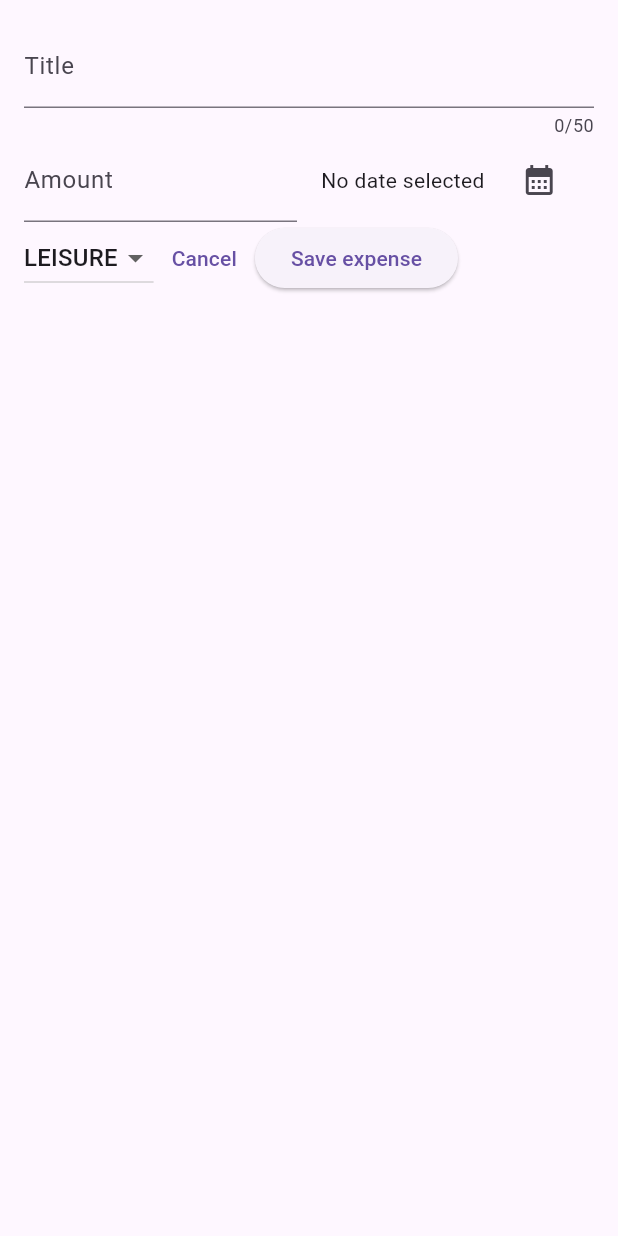
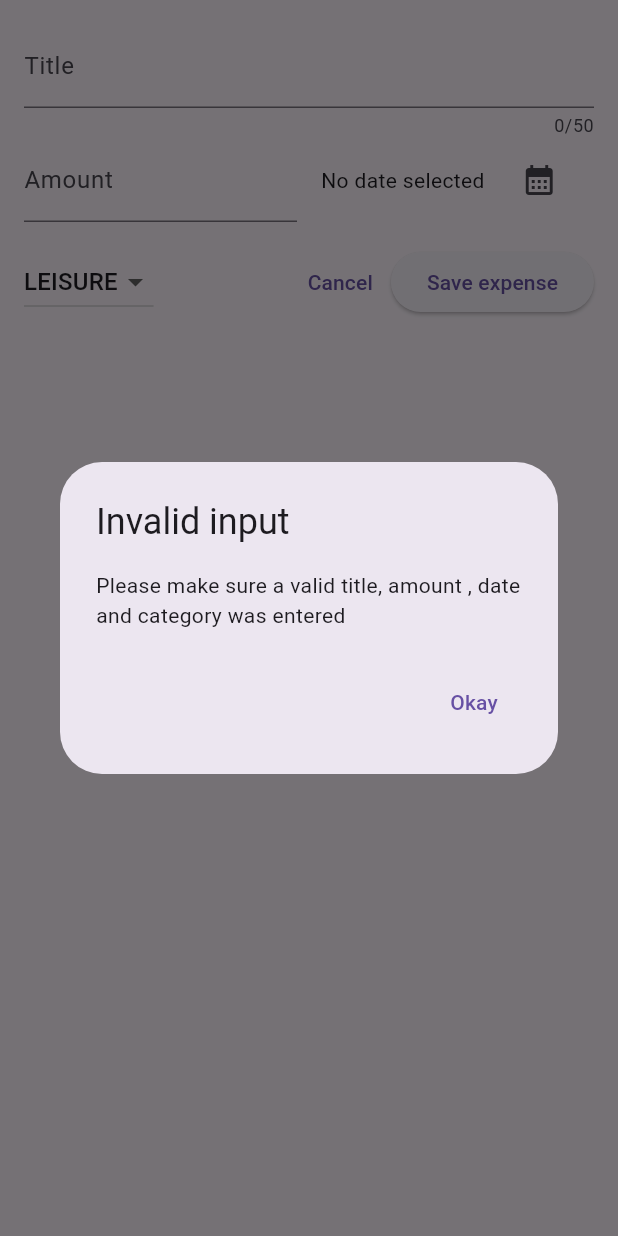
Before and after one commit to AnexDev1/mela_tracker, a Flutter app: the NewExpense widget shown alone on an empty page, opened directly, after a tap on "Save expense", on a phone screen of 412 x 824 dp. Run offline on Flutter 3.47's test engine with Material 3 defaults, Android fonts, the phone set to English and light mode, and no system bars.

Commit message:
added error message for input fields

```diff
--- a/lib/widgets/new_expense.dart
+++ b/lib/widgets/new_expense.dart
@@ -25,6 +25,32 @@
     setState(() {
       _selectedDate = pickedDate;
     });
+  }
+
+  void _submitExpenseData() {
+    final enteredAmount = double.tryParse(_amountController.text);
+    final amountIsInvalid = enteredAmount == null || enteredAmount <= 0;
+
+    if (_titleController.text.trim().isEmpty ||
+        amountIsInvalid ||
+        _selectedDate == null) {
+      showDialog(
+          context: context,
+          builder: (ctx) => AlertDialog(
+                title: const Text('Invalid input'),
+                content: const Text(
+                    'Please make sure a valid title, amount , date and category was entered'),
+                actions: [
+                  TextButton(
+                      onPressed: () {
+                        Navigator.pop(context);
+                      },
+                      child: const Text('Okay'))
+                ],
+              ));
+      return;
+    }
+    ;
   }
 
   @override
@@ -87,6 +113,9 @@
               ),
             ],
           ),
+          const SizedBox(
+            height: 16,
+          ),
           Row(
             children: [
               DropdownButton(
@@ -109,6 +138,7 @@
                       _selectedCategory = value;
                     });
                   }),
+              const Spacer(),
               TextButton(
                 onPressed: () {
                   Navigator.pop(context);
@@ -116,10 +146,7 @@
                 child: const Text('Cancel'),
               ),
               ElevatedButton(
-                onPressed: () {
-                  print(_titleController.text);
-                  print(_amountController.text);
-                },
+                onPressed: _submitExpenseData,
                 child: const Text('Save expense'),
               ),
             ],
```
